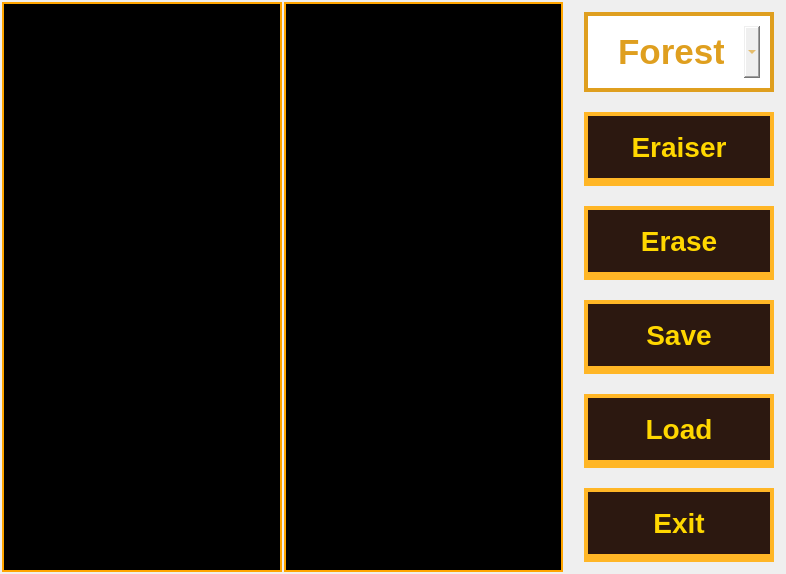
Above: editor/editor.ui from Nicoezg/Duck-Game-Remake before the change. Below: the same form after it.
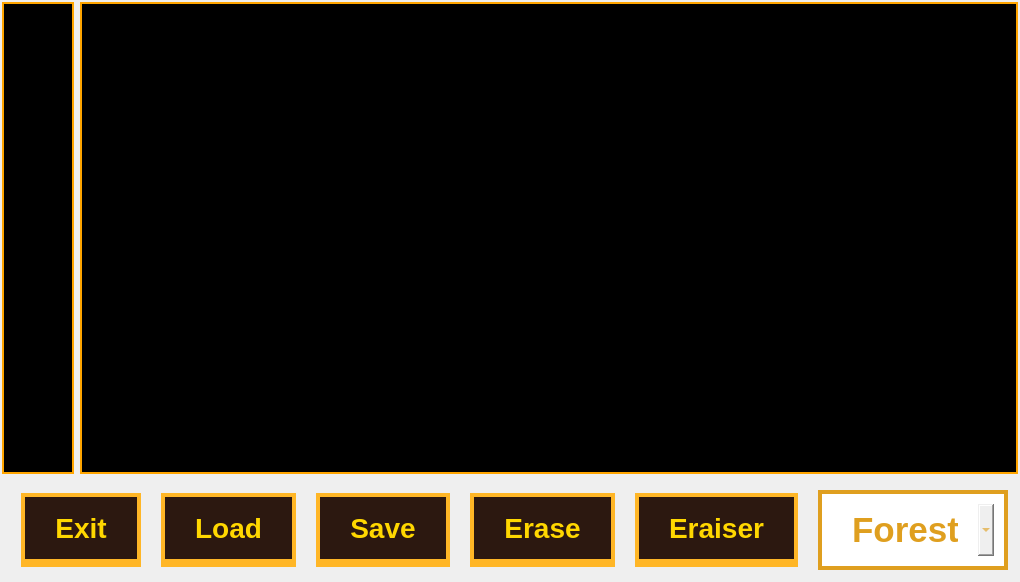
That is the form after the change. Icons and pictures are not drawn.

Commit message: feat(editor): mejor separacion

Diff of the .ui file:
```diff
--- a/editor/editor.ui
+++ b/editor/editor.ui
@@ -7,7 +7,7 @@
     <x>0</x>
     <y>0</y>
     <width>786</width>
-    <height>549</height>
+    <height>582</height>
    </rect>
   </property>
   <property name="windowTitle">
@@ -145,10 +145,7 @@
       margin: 10px;
 }</string>
   </property>
-  <layout class="QHBoxLayout" name="horizontalLayout">
-   <property name="spacing">
-    <number>2</number>
-   </property>
+  <layout class="QGridLayout" name="gridLayout">
    <property name="leftMargin">
     <number>2</number>
    </property>
@@ -161,8 +158,79 @@
    <property name="bottomMargin">
     <number>2</number>
    </property>
-   <item>
+   <item row="0" column="1">
+    <widget class="QScrollArea" name="scrollArea_2">
+     <property name="sizePolicy">
+      <sizepolicy hsizetype="Preferred" vsizetype="MinimumExpanding">
+       <horstretch>0</horstretch>
+       <verstretch>0</verstretch>
+      </sizepolicy>
+     </property>
+     <property name="styleSheet">
+      <string notr="true"/>
+     </property>
+     <property name="verticalScrollBarPolicy">
+      <enum>Qt::ScrollBarPolicy::ScrollBarAsNeeded</enum>
+     </property>
+     <property name="horizontalScrollBarPolicy">
+      <enum>Qt::ScrollBarPolicy::ScrollBarAsNeeded</enum>
+     </property>
+     <property name="widgetResizable">
+      <bool>true</bool>
+     </property>
+     <widget class="QWidget" name="mapWidget">
+      <property name="geometry">
+       <rect>
+        <x>0</x>
+        <y>0</y>
+        <width>700</width>
+        <height>465</height>
+       </rect>
+      </property>
+      <property name="sizePolicy">
+       <sizepolicy hsizetype="Minimum" vsizetype="Expanding">
+        <horstretch>0</horstretch>
+        <verstretch>0</verstretch>
+       </sizepolicy>
+      </property>
+      <property name="styleSheet">
+       <string notr="true"/>
+      </property>
+      <layout class="QVBoxLayout" name="verticalLayout">
+       <property name="spacing">
+        <number>0</number>
+       </property>
+       <property name="leftMargin">
+        <number>0</number>
+       </property>
+       <property name="topMargin">
+        <number>0</number>
+       </property>
+       <property name="rightMargin">
+        <number>0</number>
+       </property>
+       <property name="bottomMargin">
+        <number>0</number>
+       </property>
+       <item>
+        <layout class="QGridLayout" name="mapLayout">
+         <property name="spacing">
+          <number>0</number>
+         </property>
+        </layout>
+       </item>
+      </layout>
+     </widget>
+    </widget>
+   </item>
+   <item row="0" column="0">
     <widget class="QScrollArea" name="scrollArea">
+     <property name="sizePolicy">
+      <sizepolicy hsizetype="Maximum" vsizetype="MinimumExpanding">
+       <horstretch>0</horstretch>
+       <verstretch>0</verstretch>
+      </sizepolicy>
+     </property>
      <property name="verticalScrollBarPolicy">
       <enum>Qt::ScrollBarPolicy::ScrollBarAsNeeded</enum>
      </property>
@@ -223,67 +291,8 @@
      </widget>
     </widget>
    </item>
-   <item>
-    <widget class="QScrollArea" name="scrollArea_2">
-     <property name="styleSheet">
-      <string notr="true"/>
-     </property>
-     <property name="verticalScrollBarPolicy">
-      <enum>Qt::ScrollBarPolicy::ScrollBarAsNeeded</enum>
-     </property>
-     <property name="horizontalScrollBarPolicy">
-      <enum>Qt::ScrollBarPolicy::ScrollBarAsNeeded</enum>
-     </property>
-     <property name="widgetResizable">
-      <bool>true</bool>
-     </property>
-     <widget class="QWidget" name="mapWidget">
-      <property name="geometry">
-       <rect>
-        <x>0</x>
-        <y>0</y>
-        <width>251</width>
-        <height>541</height>
-       </rect>
-      </property>
-      <property name="sizePolicy">
-       <sizepolicy hsizetype="Expanding" vsizetype="Expanding">
-        <horstretch>0</horstretch>
-        <verstretch>0</verstretch>
-       </sizepolicy>
-      </property>
-      <property name="styleSheet">
-       <string notr="true"/>
-      </property>
-      <layout class="QVBoxLayout" name="verticalLayout">
-       <property name="spacing">
-        <number>0</number>
-       </property>
-       <property name="leftMargin">
-        <number>0</number>
-       </property>
-       <property name="topMargin">
-        <number>0</number>
-       </property>
-       <property name="rightMargin">
-        <number>0</number>
-       </property>
-       <property name="bottomMargin">
-        <number>0</number>
-       </property>
-       <item>
-        <layout class="QGridLayout" name="mapLayout">
-         <property name="spacing">
-          <number>0</number>
-         </property>
-        </layout>
-       </item>
-      </layout>
-     </widget>
-    </widget>
-   </item>
-   <item>
-    <layout class="QVBoxLayout" name="verticalLayout_3">
+   <item row="1" column="0" colspan="2">
+    <layout class="QHBoxLayout" name="horizontalLayout">
      <property name="spacing">
       <number>0</number>
      </property>
@@ -294,17 +303,39 @@
       <number>9</number>
      </property>
      <item>
-      <spacer name="verticalSpacer">
-       <property name="orientation">
-        <enum>Qt::Orientation::Vertical</enum>
+      <widget class="QPushButton" name="ExitButton">
+       <property name="text">
+        <string>Exit</string>
        </property>
-       <property name="sizeHint" stdset="0">
-        <size>
-         <width>20</width>
-         <height>40</height>
-        </size>
+      </widget>
+     </item>
+     <item>
+      <widget class="QPushButton" name="LoadButton">
+       <property name="text">
+        <string>Load</string>
        </property>
-      </spacer>
+      </widget>
+     </item>
+     <item>
+      <widget class="QPushButton" name="SaveButton">
+       <property name="text">
+        <string>Save</string>
+       </property>
+      </widget>
+     </item>
+     <item>
+      <widget class="QPushButton" name="EraseButton">
+       <property name="text">
+        <string>Erase</string>
+       </property>
+      </widget>
+     </item>
+     <item>
+      <widget class="QPushButton" name="EraiserButton">
+       <property name="text">
+        <string>Eraiser</string>
+       </property>
+      </widget>
      </item>
      <item>
       <widget class="QComboBox" name="backgroundBox">
@@ -320,54 +351,6 @@
        </item>
       </widget>
      </item>
-     <item>
-      <widget class="QPushButton" name="EraiserButton">
-       <property name="text">
-        <string>Eraiser</string>
-       </property>
-      </widget>
-     </item>
-     <item>
-      <widget class="QPushButton" name="EraseButton">
-       <property name="text">
-        <string>Erase</string>
-       </property>
-      </widget>
-     </item>
-     <item>
-      <widget class="QPushButton" name="SaveButton">
-       <property name="text">
-        <string>Save</string>
-       </property>
-      </widget>
-     </item>
-     <item>
-      <widget class="QPushButton" name="LoadButton">
-       <property name="text">
-        <string>Load</string>
-       </property>
-      </widget>
-     </item>
-     <item>
-      <widget class="QPushButton" name="ExitButton">
-       <property name="text">
-        <string>Exit</string>
-       </property>
-      </widget>
-     </item>
-     <item>
-      <spacer name="verticalSpacer_2">
-       <property name="orientation">
-        <enum>Qt::Orientation::Vertical</enum>
-       </property>
-       <property name="sizeHint" stdset="0">
-        <size>
-         <width>20</width>
-         <height>40</height>
-        </size>
-       </property>
-      </spacer>
-     </item>
     </layout>
    </item>
   </layout>
```
